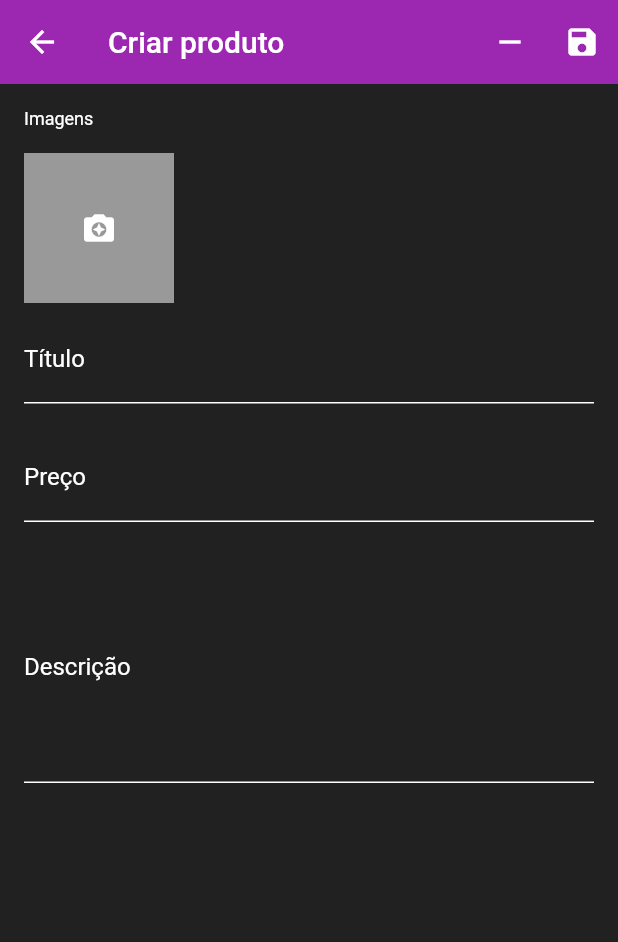
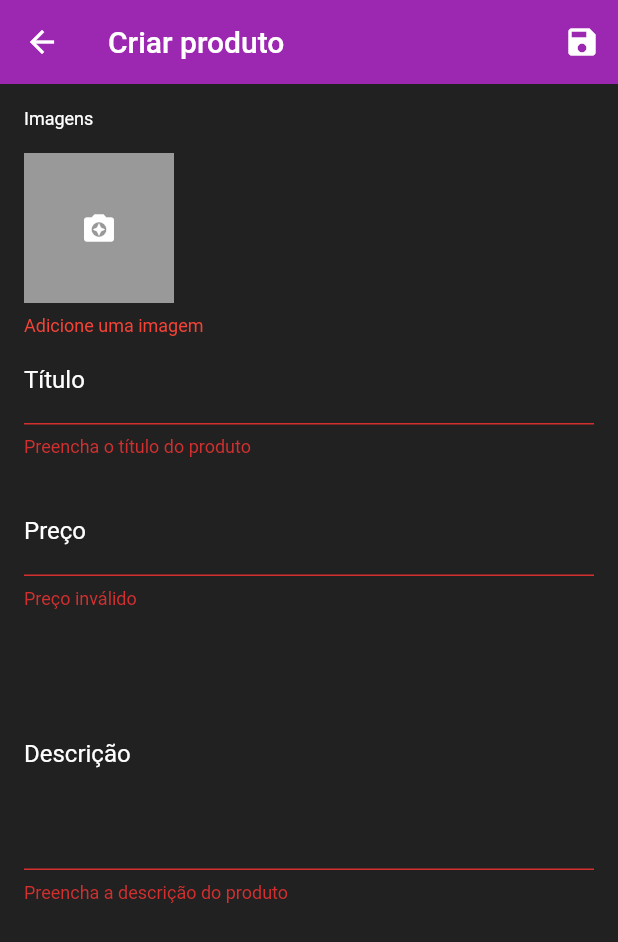
Before and after one commit to PeterCcT/Gerenciamento-de-loja-online-Flutter, a Flutter app: the ProdutoScreen screen opened directly, after a tap on the "save" icon, on a phone screen of 412 x 824 dp. Shown: the top 942 px of the screen. Run offline on Flutter 3.47's test engine with Material 2 defaults, Android fonts, the phone set to English and light mode, and no system bars; our stand-ins replace cloud_firestore, firebase_auth, firebase_storage, flutter_speed_dial, image_cropper, image_picker and 2 more; missing offline and left inert: bloc_pattern; accounts and stored records are empty.

Commit message:
Salvando e deletando o produto do firebase

```diff
--- a/lib/screens/produtos_screen.dart
+++ b/lib/screens/produtos_screen.dart
@@ -2,6 +2,7 @@ import 'package:cloud_firestore/cloud_firestore.dart';
 import 'package:flutter/material.dart';
 import 'package:gerenciadorlojavirtual/blocs/produtos_bloc.dart';
 import 'package:gerenciadorlojavirtual/tiles/images_tile.dart';
+import 'package:gerenciadorlojavirtual/validators/produtos_validator.dart';
 
 class ProdutoScreen extends StatefulWidget {
   final String categoriaId;
@@ -14,9 +15,9 @@ class ProdutoScreen extends StatefulWidget {
       _ProdutoScreenState(categoriaId, produto);
 }
 
-class _ProdutoScreenState extends State<ProdutoScreen> {
+class _ProdutoScreenState extends State<ProdutoScreen> with ProdutoValidator {
   final _formKey = GlobalKey<FormState>();
-
+  final _scaffoldKey = GlobalKey<ScaffoldState>();
   final ProdutoBloc _produtoBloc;
 
   _ProdutoScreenState(String categoriaId, DocumentSnapshot produto)
@@ -35,16 +36,54 @@ class _ProdutoScreenState extends State<ProdutoScreen> {
     }
 
     return Scaffold(
+      key: _scaffoldKey,
       backgroundColor: Colors.grey[900],
       appBar: AppBar(
         elevation: 0,
-        title: Text('Criar produto'),
+        title: StreamBuilder<bool>(
+            stream: _produtoBloc.outCreated,
+            initialData: false,
+            builder: (context, snapshot) {
+              return Text(snapshot.data ? 'Editar Produto' : 'Criar produto');
+            }),
         actions: <Widget>[
-          IconButton(icon: Icon(Icons.remove), onPressed: () {}),
-          IconButton(icon: Icon(Icons.save), onPressed: () {}),
+          StreamBuilder<bool>(
+            stream: _produtoBloc.outCreated,
+            initialData: false,
+            builder: (context, snapshot) {
+              if (snapshot.data)
+                return StreamBuilder(
+                  stream: _produtoBloc.outLoading,
+                  initialData: false,
+                  builder: (context, snapshot) {
+                    return IconButton(
+                        icon: Icon(Icons.remove),
+                        onPressed: snapshot.data
+                            ? null
+                            : () {
+                                _produtoBloc.deleteProd();
+                                Navigator.of(context).pop();
+                              });
+                  },
+                );
+              else
+                return Container();
+            },
+          ),
+          StreamBuilder<bool>(
+              stream: _produtoBloc.outLoading,
+              initialData: false,
+              builder: (context, snapshot) {
+                return IconButton(
+                  icon: Icon(Icons.save),
+                  onPressed: snapshot.data ? null : saveProduto,
+                );
+              }),
         ],
       ),
-      body: Form(
+      body: Stack(
+        children: <Widget>[
+          Form(
             key: _formKey,
             child: StreamBuilder<Map>(
               stream: _produtoBloc.outData,
@@ -62,24 +101,27 @@ class _ProdutoScreenState extends State<ProdutoScreen> {
                     ImagesTile(
                       context: context,
                       initialValue: snapshot.data['images'],
-                  onSaved: (image){},
-                  validator: (l){},
+                      onSaved: _produtoBloc.saveImages,
+                      validator: validadeteImages,
                     ),
                     TextFormField(
                       initialValue: snapshot.data['title'],
                       style: _fieldStyle,
                       decoration: _buildDecoration('Título'),
-                  onSaved: (text) {},
+                      onSaved: _produtoBloc.saveTitle,
+                      validator: validateTitle,
                     ),
                     SizedBox(
                       height: 20,
                     ),
                     TextFormField(
                       initialValue: snapshot.data['preco']?.toStringAsFixed(2),
-                  keyboardType: TextInputType.numberWithOptions(decimal: true),
+                      keyboardType:
+                          TextInputType.numberWithOptions(decimal: true),
                       style: _fieldStyle,
                       decoration: _buildDecoration('Preço'),
-                  onSaved: (text) {},
+                      onSaved: _produtoBloc.savePreco,
+                      validator: validatePreco,
                     ),
                     SizedBox(
                       height: 20,
@@ -100,13 +142,56 @@ class _ProdutoScreenState extends State<ProdutoScreen> {
                           ),
                         ),
                       ),
-                  onSaved: (text) {},
+                      onSaved: _produtoBloc.saveDescricao,
+                      validator: validateDescription,
                     ),
                   ],
                 );
               },
             ),
           ),
+          StreamBuilder<bool>(
+            stream: _produtoBloc.outLoading,
+            initialData: false,
+            builder: (context, snapshot) {
+              return IgnorePointer(
+                ignoring: !snapshot.data,
+                child: Container(
+                  color: snapshot.data ? Colors.black54 : Colors.transparent,
+                ),
+              );
+            },
+          ),
+        ],
+      ),
+    );
+  }
+
+  void saveProduto() async {
+    if (_formKey.currentState.validate()) {
+      _formKey.currentState.save();
+      _scaffoldKey.currentState.showSnackBar(
+        SnackBar(
+          backgroundColor: Colors.purpleAccent,
+          content: Text(
+            'Salvando o produto...',
+            style: TextStyle(color: Colors.white),
+          ),
+          duration: Duration(seconds: 15),
+        ),
+      );
+
+      bool sucesso = await _produtoBloc.saveProduto();
+      _scaffoldKey.currentState.removeCurrentSnackBar();
+      _scaffoldKey.currentState.showSnackBar(
+        SnackBar(
+          backgroundColor: Colors.purpleAccent,
+          content: Text(
+            sucesso ? 'Produto salvo com sucesso' : 'Erro ao salvar o produto',
+            style: TextStyle(color: Colors.white),
+          ),
+        ),
       );
     }
   }
+}
--- a/lib/tiles/images_tile.dart
+++ b/lib/tiles/images_tile.dart
@@ -16,6 +16,7 @@ class ImagesTile extends FormField<List> {
             builder: (state) {
               return state.value != null
                   ? Column(
+                    crossAxisAlignment: CrossAxisAlignment.start,
                       children: <Widget>[
                         Container(
                           height: 124,
--- /dev/null
+++ b/lib/validators/produtos_validator.dart
@@ -0,0 +1,27 @@
+class ProdutoValidator {
+  String validateTitle(String text) {
+    if (text.isEmpty) return "Preencha o título do produto";
+    return null;
+  }
+
+  String validateDescription(String text) {
+    if (text.isEmpty) return "Preencha a descrição do produto";
+    return null;
+  }
+
+  String validatePreco(String text) {
+    double preco = double.tryParse(text);
+    if (preco != null) {
+      if (!text.contains(".") || text.split(".")[1].length != 2)
+        return "Utilize 2 cassa decimais";
+    } else {
+      return "Preço inválido";
+    }
+    return null;
+  }
+
+  String validadeteImages(List images) {
+    if (images.isEmpty) return "Adicione uma imagem";
+    return null;
+  }
+}
```
Also changed, not shown: lib/blocs/produtos_bloc.dart (+71 -0 lines). Lines whose indentation alone changed are shown as unchanged.
